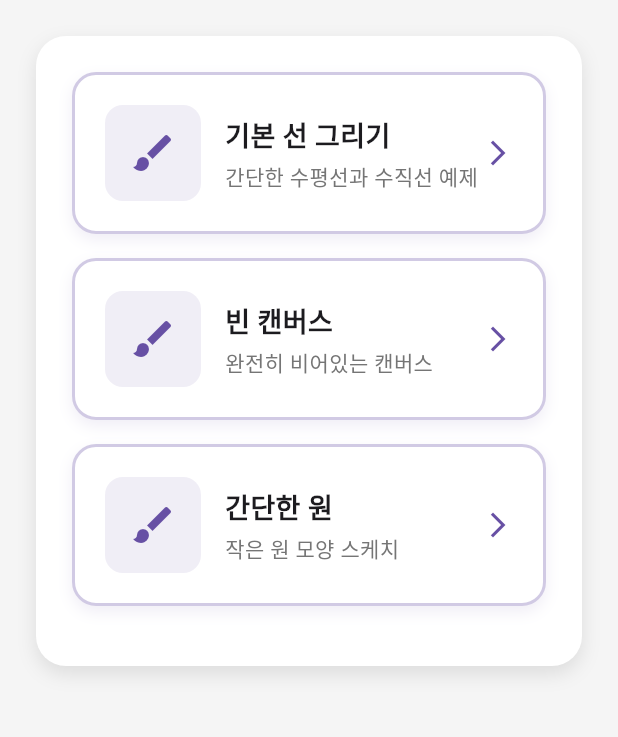
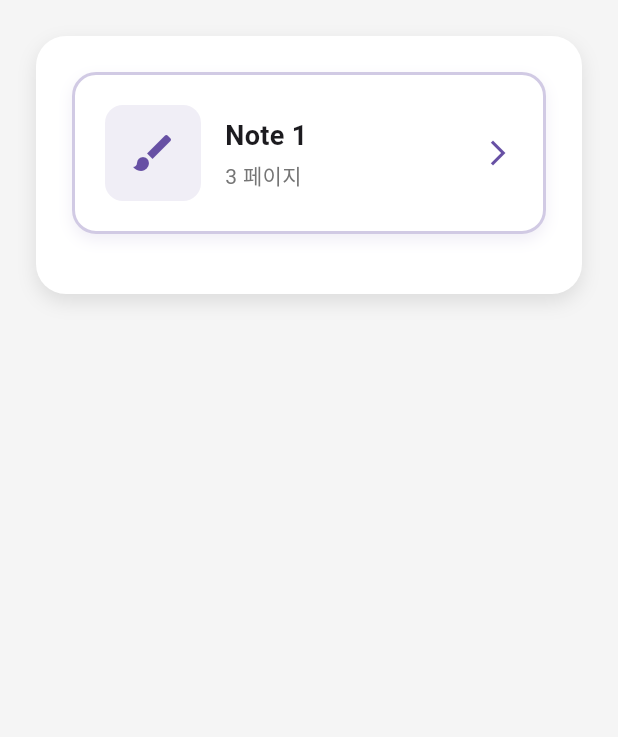
Before and after one commit to tryCatchPing/it-contest, a Flutter app: the NoteListPage screen opened by its route, on a phone screen of 412 x 824 dp, the part 84-821 px from its top. Run offline on Flutter 3.47's test engine with Material 3 defaults, Android fonts, the phone set to English and light mode, and no system bars; our stand-ins replace file_picker, go_router; missing offline and left inert: pdfx, scribble.

Commit message:
feat: 다중 페이지 노트 시스템 구현
- Note/Page 모델 추가로 다중 페이지 지원
- 페이지별 독립적인 ScribbleNotifier 설정
- 라우터 구조 변경 (/note_list/:noteId)
- 메모리 누수 방지를 위한 dispose 로직 개선

```diff
--- a/lib/main.dart
+++ b/lib/main.dart
@@ -1,7 +1,9 @@
 import 'dart:typed_data';
+
 import 'package:flutter/material.dart';
 import 'package:go_router/go_router.dart';
 
+import 'data/notes.dart';
 import 'pages/canvas_page.dart';
 import 'pages/home_page.dart';
 import 'pages/note_list_page.dart';
@@ -18,15 +20,16 @@ final _router = GoRouter(
     ),
     // 📝 노트 목록 페이지
     GoRoute(
-      path: '/canvas',
+      path: '/note_list',
       builder: (context, state) => const NoteListPage(),
     ),
     // 🎨 특정 캔버스 페이지 (파라미터로 인덱스 전달)
     GoRoute(
-      path: '/canvas/:canvasIndex',
+      path: '/note_list/:noteId',
       builder: (context, state) {
-        final canvasIndex = int.parse(state.pathParameters['canvasIndex']!);
-        return CanvasPage(canvasIndex: canvasIndex);
+        final noteId = state.pathParameters['noteId']!;
+        // 추후 노트별 수정 필요. 일단은 tmpNote 사용으로 하드코딩
+        return CanvasPage(note: tmpNote);
       },
     ),
     // 📄 PDF 캔버스 페이지
--- /dev/null
+++ b/lib/models/note.dart
@@ -0,0 +1,14 @@
+import 'page.dart';
+
+class Note {
+  final String noteId;
+  final String title;
+  // 일단은 페이지 객체로
+  List<Page> pages;
+
+  Note({
+    required this.noteId,
+    required this.title,
+    required this.pages,
+  });
+}
--- a/lib/pages/home_page.dart
+++ b/lib/pages/home_page.dart
@@ -1,7 +1,7 @@
+import 'package:file_picker/file_picker.dart';
 import 'package:flutter/foundation.dart' show kIsWeb;
 import 'package:flutter/material.dart';
 import 'package:go_router/go_router.dart';
-import 'package:file_picker/file_picker.dart';
 
 /// 🏠 테스트용 홈페이지
 ///
@@ -112,8 +112,8 @@ class HomePage extends StatelessWidget {
                     // 2. main.dart의 GoRouter에서 해당 라우트를 찾아 CanvasPage 생성
                     // 3. 새 페이지가 현재 페이지 위에 Push됨 (스택 구조)
                     // 4. 사용자에게는 새 화면이 나타나는 것처럼 보임
-                    print('🎨 Canvas Page로 이동 중...');
-                    context.push('/canvas');
+                    print('🎨 Note List Page로 이동 중...');
+                    context.push('/note_list');
                   },
                 ),
 
--- a/lib/pages/note_list_page.dart
+++ b/lib/pages/note_list_page.dart
@@ -1,7 +1,7 @@
 import 'package:flutter/material.dart';
 import 'package:go_router/go_router.dart';
 
-import '../data/sketches.dart';
+import '../data/notes.dart';
 import '../widgets/navigation_card.dart';
 
 class NoteListPage extends StatelessWidget {
@@ -46,13 +46,14 @@ class NoteListPage extends StatelessWidget {
                   ),
                   child: Column(
                     children: [
-                      for (var i = 0; i < sketches.length; ++i)
+                      for (var i = 0; i < tmpNotes.length; ++i)
                         NavigationCard(
                           icon: Icons.brush,
-                          title: sketches[i].name,
-                          subtitle: sketches[i].description,
+                          title: tmpNotes[i].title,
+                          subtitle: '${tmpNotes[i].pages.length} 페이지',
                           color: const Color(0xFF6750A4),
-                          onTap: () => context.push('/canvas/$i'),
+                          onTap: () =>
+                              context.push('/note_list/${tmpNotes[i].noteId}'),
                         ),
                     ],
                   ),
```
Also changed, not shown: lib/data/notes.dart (added, +36 -0 lines), lib/models/page.dart (added, +19 -0 lines), lib/pages/canvas_page.dart (+37 -27 lines).
